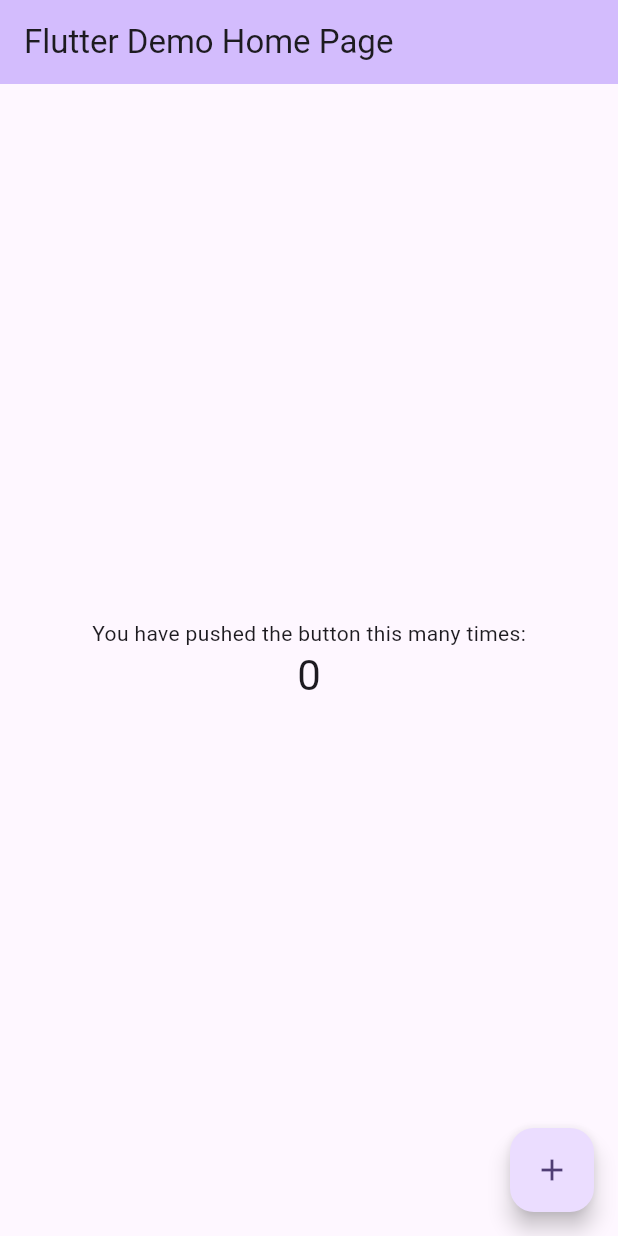
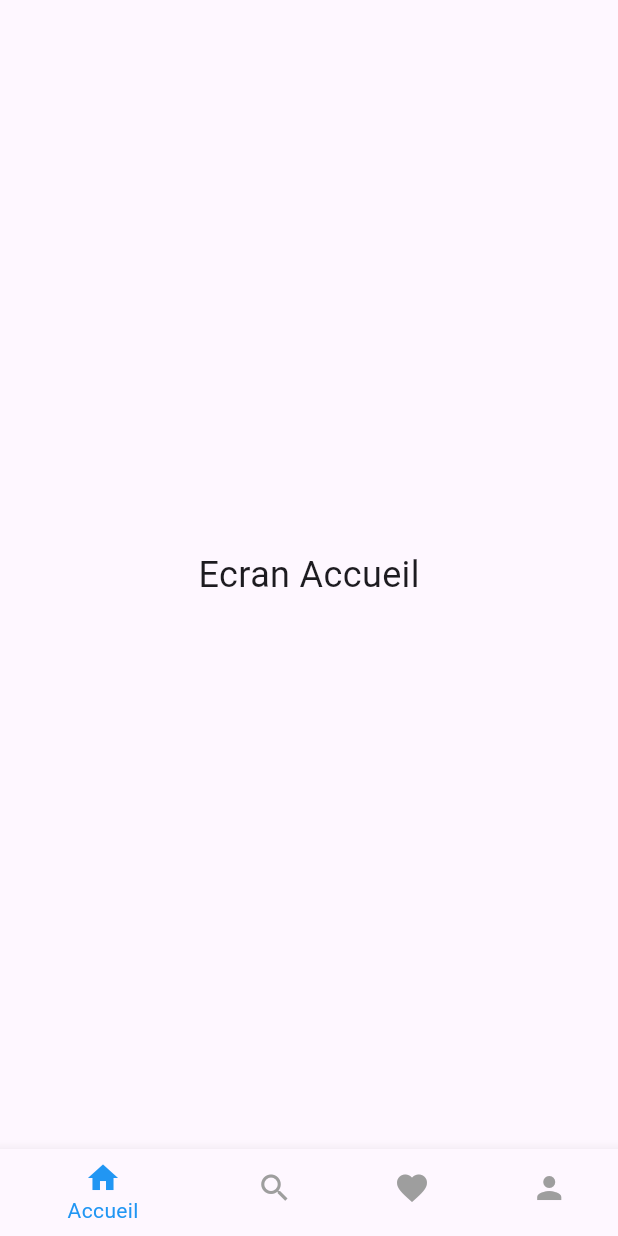
Before and after one commit to sseeaann10/projet_parcour_france, a Flutter app: the screen it shows after launch, on a phone screen of 412 x 824 dp. Run offline on Flutter 3.47's test engine with Material 3 defaults, Android fonts, the phone set to English and light mode, and no system bars.

Commit message:
creation of screens: home, search, favorites and profile

```diff
--- a/lib/main.dart
+++ b/lib/main.dart
@@ -7,119 +7,124 @@
 class MyApp extends StatelessWidget {
   const MyApp({super.key});
 
-  // This widget is the root of your application.
+/* @override
+  Widget build(BuildContext context) {
+    return MaterialApp(
+      home: Scaffold(
+        appBar: AppBar(
+          title: Text("Mes Bons Spots"),
+        ),
+        body: Center(
+          child: Text("Hello, World!!!"),
+        ),
+      ),
+    );
+  }
+} */
+
   @override
   Widget build(BuildContext context) {
     return MaterialApp(
-      title: 'Flutter Demo',
+      title: "Mes Bons Spots",
       theme: ThemeData(
-        // This is the theme of your application.
-        //
-        // TRY THIS: Try running your application with "flutter run". You'll see
-        // the application has a purple toolbar. Then, without quitting the app,
-        // try changing the seedColor in the colorScheme below to Colors.green
-        // and then invoke "hot reload" (save your changes or press the "hot
-        // reload" button in a Flutter-supported IDE, or press "r" if you used
-        // the command line to start the app).
-        //
-        // Notice that the counter didn't reset back to zero; the application
-        // state is not lost during the reload. To reset the state, use hot
-        // restart instead.
-        //
-        // This works for code too, not just values: Most code changes can be
-        // tested with just a hot reload.
-        colorScheme: ColorScheme.fromSeed(seedColor: Colors.deepPurple),
-        useMaterial3: true,
+        primarySwatch: Colors.blue,
       ),
-      home: const MyHomePage(title: 'Flutter Demo Home Page'),
+      home: HomeScreen(),
     );
   }
 }
 
-class MyHomePage extends StatefulWidget {
-  const MyHomePage({super.key, required this.title});
-
-  // This widget is the home page of your application. It is stateful, meaning
-  // that it has a State object (defined below) that contains fields that affect
-  // how it looks.
-
-  // This class is the configuration for the state. It holds the values (in this
-  // case the title) provided by the parent (in this case the App widget) and
-  // used by the build method of the State. Fields in a Widget subclass are
-  // always marked "final".
-
-  final String title;
-
+class HomeScreen extends StatefulWidget {
   @override
-  State<MyHomePage> createState() => _MyHomePageState();
+  _HomeScreenState createState() => _HomeScreenState();
 }
 
-class _MyHomePageState extends State<MyHomePage> {
-  int _counter = 0;
+class _HomeScreenState extends State<HomeScreen> {
+  int _currentIndex = 0;
 
-  void _incrementCounter() {
-    setState(() {
-      // This call to setState tells the Flutter framework that something has
-      // changed in this State, which causes it to rerun the build method below
-      // so that the display can reflect the updated values. If we changed
-      // _counter without calling setState(), then the build method would not be
-      // called again, and so nothing would appear to happen.
-      _counter++;
-    });
-  }
+  final List<Widget> _screens = [
+    Screen1(),
+    Screen2(),
+    Screen3(),
+    Screen4(),
+  ];
 
   @override
   Widget build(BuildContext context) {
-    // This method is rerun every time setState is called, for instance as done
-    // by the _incrementCounter method above.
-    //
-    // The Flutter framework has been optimized to make rerunning build methods
-    // fast, so that you can just rebuild anything that needs updating rather
-    // than having to individually change instances of widgets.
     return Scaffold(
-      appBar: AppBar(
-        // TRY THIS: Try changing the color here to a specific color (to
-        // Colors.amber, perhaps?) and trigger a hot reload to see the AppBar
-        // change color while the other colors stay the same.
-        backgroundColor: Theme.of(context).colorScheme.inversePrimary,
-        // Here we take the value from the MyHomePage object that was created by
-        // the App.build method, and use it to set our appbar title.
-        title: Text(widget.title),
+      body: _screens[_currentIndex],
+      bottomNavigationBar: BottomNavigationBar(
+        currentIndex: _currentIndex,
+        onTap: (index) {
+          setState(() {
+            _currentIndex = index;
+          });
+        },
+        selectedItemColor: Colors.blue,
+        unselectedItemColor: Colors.grey,
+        items: [
+          BottomNavigationBarItem(
+            icon: Icon(Icons.home),
+            label: "Accueil",
+          ),
+          BottomNavigationBarItem(
+            icon: Icon(Icons.search),
+            label: "Recherche",
+          ),
+          BottomNavigationBarItem(
+            icon: Icon(Icons.favorite),
+            label: "Favoris",
+          ),
+          BottomNavigationBarItem(
+            icon: Icon(Icons.person),
+            label: "Profil",
+          ),
+        ],
       ),
-      body: Center(
-        // Center is a layout widget. It takes a single child and positions it
-        // in the middle of the parent.
-        child: Column(
-          // Column is also a layout widget. It takes a list of children and
-          // arranges them vertically. By default, it sizes itself to fit its
-          // children horizontally, and tries to be as tall as its parent.
-          //
-          // Column has various properties to control how it sizes itself and
-          // how it positions its children. Here we use mainAxisAlignment to
-          // center the children vertically; the main axis here is the vertical
-          // axis because Columns are vertical (the cross axis would be
-          // horizontal).
-          //
-          // TRY THIS: Invoke "debug painting" (choose the "Toggle Debug Paint"
-          // action in the IDE, or press "p" in the console), to see the
-          // wireframe for each widget.
-          mainAxisAlignment: MainAxisAlignment.center,
-          children: <Widget>[
-            const Text(
-              'You have pushed the button this many times:',
-            ),
-            Text(
-              '$_counter',
-              style: Theme.of(context).textTheme.headlineMedium,
-            ),
-          ],
-        ),
-      ),
-      floatingActionButton: FloatingActionButton(
-        onPressed: _incrementCounter,
-        tooltip: 'Increment',
-        child: const Icon(Icons.add),
-      ), // This trailing comma makes auto-formatting nicer for build methods.
     );
   }
 }
+
+class Screen1 extends StatelessWidget {
+  @override
+  Widget build(BuildContext context) {
+    return Center(
+        child: Text(
+      "Ecran Accueil",
+      style: TextStyle(fontSize: 24),
+    ));
+  }
+}
+
+class Screen2 extends StatelessWidget {
+  @override
+  Widget build(BuildContext context) {
+    return Center(
+        child: Text(
+      "Ecran Recherche",
+      style: TextStyle(fontSize: 24),
+    ));
+  }
+}
+
+class Screen3 extends StatelessWidget {
+  @override
+  Widget build(BuildContext context) {
+    return Center(
+        child: Text(
+      "Favoris",
+      style: TextStyle(fontSize: 24),
+    ));
+  }
+}
+
+class Screen4 extends StatelessWidget {
+  @override
+  Widget build(BuildContext context) {
+    return Center(
+        child: Text(
+      "Ecran Profil",
+      style: TextStyle(fontSize: 24),
+    ));
+  }
+}
```
Also changed, not shown: 1 other file.
